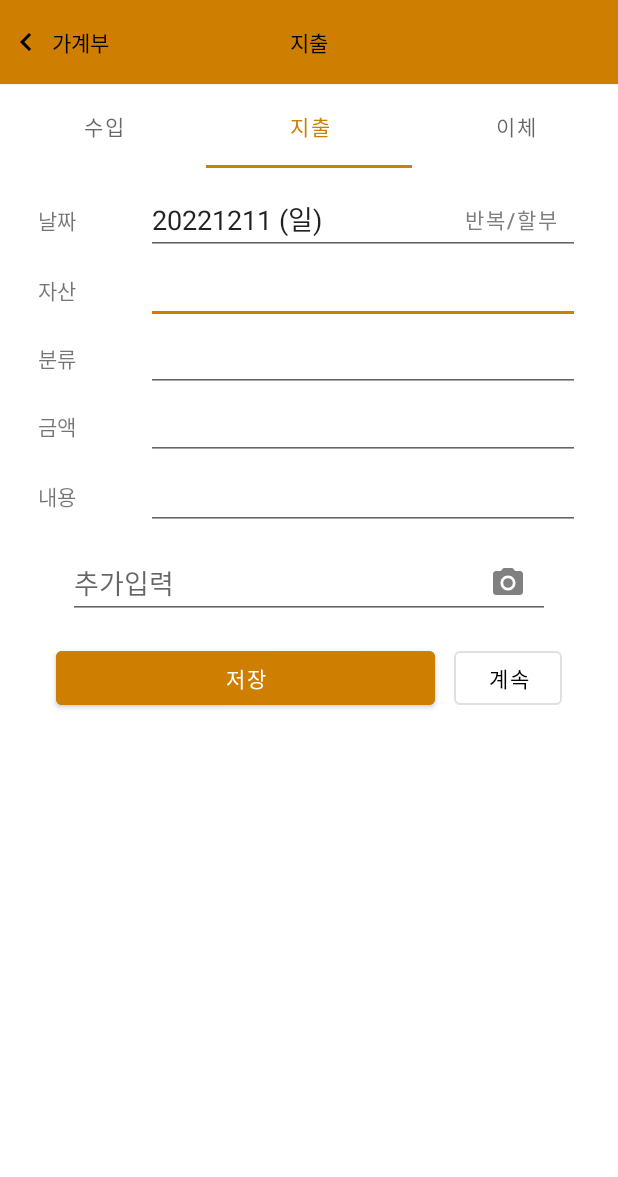
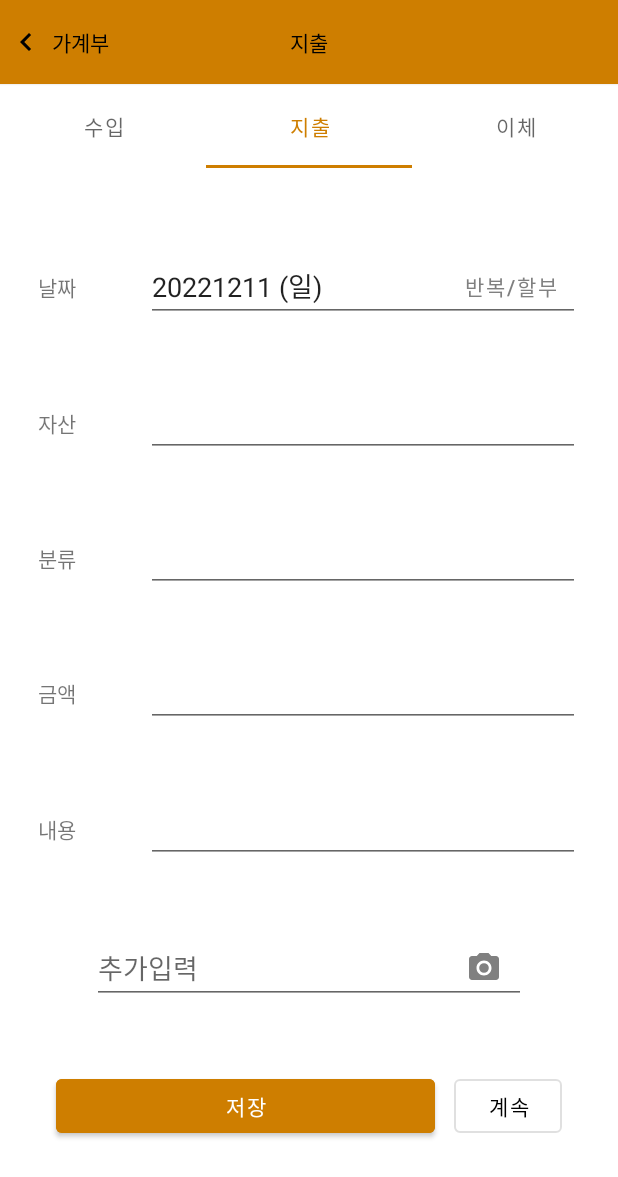
Before and after one commit to doyou1/app-fullstack-workspace, an Android app: the fragment ConsumptionFragment placed in its activity, tab 2 chosen, on a phone screen of 412 x 824 dp. Shown: the top 1177 px of the screen. Run offline under Robolectric (Android 15) with nearby library versions, the phone set to English and light mode, and no system bars; our stand-ins replace data binding; 5 statements that could not run were skipped.

Commit message:
register layout: apply income, consumption, transfer

```diff
--- a/AccountBookUISampling/app/src/main/java/com/example/accountbookuisampling/register/fragment/ConsumptionFragment.kt
+++ b/AccountBookUISampling/app/src/main/java/com/example/accountbookuisampling/register/fragment/ConsumptionFragment.kt
@@ -15,22 +15,17 @@ import com.example.accountbookuisampling.R
 import com.example.accountbookuisampling.registerinput.activity.SelectInstallmentActivity
 import com.example.accountbookuisampling.registerinput.activity.SelectRepeatActivity
 import com.example.accountbookuisampling.databinding.FragmentConsumptionBinding
+import com.example.accountbookuisampling.registerinput.fragment.RegisterInputAmountFragment
+import com.example.accountbookuisampling.registerinput.fragment.RegisterInputCategoryFragment
+import com.example.accountbookuisampling.registerinput.fragment.RegisterInputDateFragment
 import com.example.accountbookuisampling.util.*
 import com.google.android.material.bottomsheet.BottomSheetDialogFragment
+import com.google.android.material.textfield.TextInputEditText
 
 class ConsumptionFragment : BaseRegisterFragment() {
-    override fun changeDateFromChild(value: String) {
-        super.changeDateFromChild(value)
-        Log.e(TAG, "Consumption")
-    }
 
-    override fun closeInputLayout() {
-//        binding.frameLayout.visibility = View.GONE
-    }
     private lateinit var binding: FragmentConsumptionBinding
     private val TAG = this::class.java.simpleName
-    private var inputFragment: BottomSheetDialogFragment? = null
-
     private val selectRepeatActivityResultLauncher = getSelectRepeatActivityResultLauncher()
     private val selectInstallmentActivityResultLauncher = getSelectInstallmentActivityResultLauncher()
 
@@ -38,71 +33,57 @@ class ConsumptionFragment : BaseRegisterFragment() {
         inflater: LayoutInflater, container: ViewGroup?,
         savedInstanceState: Bundle?
     ): View? {
+        binding = FragmentConsumptionBinding.inflate(inflater, container, false)
+        return binding.root
+    }
 
-        binding = FragmentConsumptionBinding.inflate(inflater, container, false)
-
+    override fun onViewCreated(view: View, savedInstanceState: Bundle?) {
+        super.onViewCreated(view, savedInstanceState)
+        disableKeyboard()
         binding.isImportant = false
         binding.isRepeatOrInstallment = false
-
-        return binding.root
+        binding.etDate.setText(DateUtil.getTodayText())
     }
 
     override fun onResume() {
         super.onResume()
-
         setFocusChangeEvent()
         setClickEvent()
-        disableKeyboard()
-
-        binding.etDate.setText(DateUtil.getTodayText())
-        binding.etAsset.requestFocus()
     }
 
     private fun setFocusChangeEvent() {
-//        // 날짜, Date, 日付
-//        binding.etDate.setOnFocusChangeListener { _, hasFocus ->
-//            if (hasFocus) {
-//                inputFragment = RegisterConsumptionInputDateFragment(binding)
-//                inputFragment?.show(
-//                    requireActivity().supportFragmentManager,
-//                    TAG_DATE
-//                )
-//            }
-//        }
-//
-//        // 자산, Asset,
-//        binding.etAsset.setOnFocusChangeListener { _, hasFocus ->
-//            if (hasFocus) {
-//                inputFragment = RegisterConsumptionInputTextFragment(binding, FLAG_ASSET)
-//                inputFragment?.show(
-//                    requireActivity().supportFragmentManager,
-//                    TAG_ASSET
-//                )
-//            }
-//        }
-//
-//        // 분류, Category, 分類
-//        binding.etCategory.setOnFocusChangeListener { _, hasFocus ->
-//            if (hasFocus) {
-//                inputFragment = RegisterConsumptionInputTextFragment(binding, FLAG_CATEGORY)
-//                inputFragment?.show(
-//                    requireActivity().supportFragmentManager,
-//                    TAG_CATEGORY
-//                )
-//            }
-//        }
-//
-//        // 금액, Amount, 金額
-//        binding.etAmount.setOnFocusChangeListener { _, hasFocus ->
-//            if (hasFocus) RegisterConsumptionInputAmountFragment(binding).show(
-//                requireActivity().supportFragmentManager,
-//                TAG_AMOUNT
-//            )
-//        }
-//
-//        binding.etDetail.setOnFocusChangeListener { _, hasFocus ->
-//            if (hasFocus) showKeyboard()
-//        }
+        binding.etDate.setOnFocusChangeListener { _, hasFocus ->
+            if (hasFocus) {
+                showInputFragment(FLAG_DATE)
+            }
+        }
+        // Focusの際、またクリックすると
+        binding.etDate.setOnClickListener {
+            if (binding.etDate.hasFocus() && binding.frameLayout.visibility == View.GONE) {
+                binding.frameLayout.visibility == View.VISIBLE
+            }
+        }
+        binding.etAsset.setOnFocusChangeListener { _, hasFocus ->
+            if (hasFocus) {
+                showInputFragment(FLAG_ASSET)
+            }
+        }
+        binding.etCategory.setOnFocusChangeListener { _, hasFocus ->
+            if (hasFocus) {
+                showInputFragment(FLAG_CATEGORY)
+            }
+        }
+        binding.etAmount.setOnFocusChangeListener { _, hasFocus ->
+            if (hasFocus) {
+                showInputFragment(FLAG_AMOUNT)
+            }
+        }
+        binding.etDetail.setOnFocusChangeListener { _, hasFocus ->
+            if (hasFocus) {
+                if (binding.frameLayout.visibility == View.VISIBLE) binding.frameLayout.visibility =
+                    View.GONE
+            }
+        }
     }
 
     private fun setClickEvent() {
@@ -118,9 +99,49 @@ class ConsumptionFragment : BaseRegisterFragment() {
             }
         }
 
-        binding.layoutWrap.setOnClickListener {
-            hideKeyboard()
+        binding.layoutEditTextWrap.setOnClickListener {
+            hideCurrentInputView()
+            if (it !is TextInputEditText) {
+                hideKeyboard()
+            }
         }
+    }
+
+    private fun showInputFragment(flag: Int) {
+
+        val transaction = childFragmentManager.beginTransaction()
+        val fragment = when (flag) {
+            FLAG_DATE -> {
+                // yyyyMMdd
+                RegisterInputDateFragment(binding.etDate.text.toString().substring(0, 8))
+            }
+            FLAG_ASSET -> {
+                RegisterInputCategoryFragment()
+            }
+            FLAG_CATEGORY -> {
+                RegisterInputCategoryFragment()
+            }
+            FLAG_AMOUNT -> {
+                RegisterInputAmountFragment()
+            }
+            else -> throw NotImplementedError()
+        }
+
+        transaction.replace(binding.frameLayout.id, fragment)
+        transaction.addToBackStack(null)
+        transaction.commit()
+
+        // もし、キーボートが開いているとしたら
+        if (binding.frameLayout.visibility == View.GONE) binding.frameLayout.visibility =
+            View.VISIBLE
+    }
+
+    override fun changeDateFromChild(value: String) {
+        binding.etDate.setText(value)
+    }
+
+    override fun closeInputLayout() {
+        hideCurrentInputView()
     }
 
     private fun disableKeyboard() {
@@ -130,23 +151,15 @@ class ConsumptionFragment : BaseRegisterFragment() {
         binding.etAmount.showSoftInputOnFocus = false
     }
 
-
-    private fun showKeyboard() {
-        val im =
-            requireContext().getSystemService(Context.INPUT_METHOD_SERVICE) as InputMethodManager
-        im.toggleSoftInput(InputMethodManager.SHOW_IMPLICIT, 0)
+    private fun hideCurrentInputView() {
+        binding.frameLayout.visibility = View.GONE
+        binding.frameLayout.removeAllViews()
     }
-
     private fun hideKeyboard() {
         val im =
             requireContext().getSystemService(Context.INPUT_METHOD_SERVICE) as InputMethodManager
         im.hideSoftInputFromWindow(requireActivity().currentFocus?.windowToken, 0)
         requireActivity().currentFocus?.clearFocus()
-    }
-
-    override fun onPause() {
-        super.onPause()
-        inputFragment?.dismiss()
     }
 
     private fun openSelectRepeatActivityResultLauncher() {
--- a/AccountBookUISampling/app/src/main/java/com/example/accountbookuisampling/registerinput/activity/SelectInstallmentActivity.kt
+++ b/AccountBookUISampling/app/src/main/java/com/example/accountbookuisampling/registerinput/activity/SelectInstallmentActivity.kt
@@ -7,7 +7,7 @@ import android.os.Bundle
 import androidx.appcompat.app.AppCompatActivity
 import androidx.recyclerview.widget.GridLayoutManager
 import androidx.recyclerview.widget.LinearLayoutManager
-import com.example.accountbookuisampling.adapter.recyclerview.select.SelectInstallmentNumberPlateRVAdapter
+import com.example.accountbookuisampling.registerinput.adapter.SelectInstallmentNumberPlateRVAdapter
 import com.example.accountbookuisampling.databinding.ActivitySelectInstallmentBinding
 import com.example.accountbookuisampling.util.*
 
--- a/AccountBookUISampling/app/src/main/java/com/example/accountbookuisampling/registerinput/activity/SelectRepeatActivity.kt
+++ b/AccountBookUISampling/app/src/main/java/com/example/accountbookuisampling/registerinput/activity/SelectRepeatActivity.kt
@@ -5,7 +5,7 @@ import android.os.Bundle
 import androidx.appcompat.app.AppCompatActivity
 import androidx.recyclerview.widget.GridLayoutManager
 import androidx.recyclerview.widget.LinearLayoutManager
-import com.example.accountbookuisampling.adapter.recyclerview.select.SelectRepeatRVAdapter
+import com.example.accountbookuisampling.registerinput.adapter.SelectRepeatRVAdapter
 import com.example.accountbookuisampling.databinding.ActivitySelectRepeatBinding
 import com.example.accountbookuisampling.util.REPEAT_ITEM_LIST
 
--- a/AccountBookUISampling/app/src/main/java/com/example/accountbookuisampling/adapter/recyclerview/select/SelectInstallmentNumberPlateRVAdapter.kt
+++ b/AccountBookUISampling/app/src/main/java/com/example/accountbookuisampling/registerinput/adapter/SelectInstallmentNumberPlateRVAdapter.kt
@@ -1,4 +1,4 @@
-package com.example.accountbookuisampling.adapter.recyclerview.select
+package com.example.accountbookuisampling.registerinput.adapter
 
 import android.view.LayoutInflater
 import android.view.ViewGroup
--- a/AccountBookUISampling/app/src/main/java/com/example/accountbookuisampling/adapter/recyclerview/select/SelectRepeatRVAdapter.kt
+++ b/AccountBookUISampling/app/src/main/java/com/example/accountbookuisampling/registerinput/adapter/SelectRepeatRVAdapter.kt
@@ -1,4 +1,4 @@
-package com.example.accountbookuisampling.adapter.recyclerview.select
+package com.example.accountbookuisampling.registerinput.adapter
 
 import android.app.Activity
 import android.content.Intent
--- a/AccountBookUISampling/app/src/main/res/layout/fragment_consumption.xml
+++ b/AccountBookUISampling/app/src/main/res/layout/fragment_consumption.xml
@@ -4,22 +4,21 @@
     xmlns:tools="http://schemas.android.com/tools">
 
     <data>
+
         <import type="android.view.View" />
+
         <variable
             name="isImportant"
             type="boolean" />
+
         <variable
             name="isRepeatOrInstallment"
             type="boolean" />
+
         <variable
             name="textRepeatOrInstallment"
             type="String" />
     </data>
-
-    <androidx.constraintlayout.widget.ConstraintLayout
-        android:id="@+id/layout_wrap"
-        android:layout_width="match_parent"
-        android:layout_height="match_parent">
 
     <androidx.constraintlayout.widget.ConstraintLayout
         android:id="@+id/layout_content"
@@ -32,11 +31,21 @@
         app:layout_constraintStart_toStartOf="parent"
         app:layout_constraintTop_toTopOf="parent">
 
+        <ScrollView
+            android:layout_width="match_parent"
+            android:layout_height="match_parent"
+            android:fillViewport="true">
+
             <androidx.constraintlayout.widget.ConstraintLayout
-                android:id="@+id/layout_input"
+                android:id="@+id/layout_wrap"
                 android:layout_width="match_parent"
-                android:layout_height="wrap_content"
-                app:layout_constraintBottom_toTopOf="@+id/layout_save"
+                android:layout_height="match_parent">
+
+                <androidx.constraintlayout.widget.ConstraintLayout
+                    android:id="@+id/layout_edit_text_wrap"
+                    android:layout_width="match_parent"
+                    android:layout_height="0dp"
+                    app:layout_constraintBottom_toBottomOf="parent"
                     app:layout_constraintEnd_toEndOf="parent"
                     app:layout_constraintStart_toStartOf="parent"
                     app:layout_constraintTop_toTopOf="parent">
@@ -45,7 +54,6 @@
                         android:id="@+id/layout_date"
                         android:layout_width="0dp"
                         android:layout_height="wrap_content"
-                    android:orientation="horizontal"
                         app:layout_constraintBottom_toTopOf="@+id/layout_asset"
                         app:layout_constraintEnd_toEndOf="parent"
                         app:layout_constraintStart_toStartOf="parent"
@@ -97,7 +105,6 @@
                         android:id="@+id/layout_asset"
                         android:layout_width="0dp"
                         android:layout_height="wrap_content"
-                    android:orientation="horizontal"
                         app:layout_constraintBottom_toTopOf="@+id/layout_category"
                         app:layout_constraintEnd_toEndOf="parent"
                         app:layout_constraintStart_toStartOf="parent"
@@ -131,7 +138,6 @@
                         android:id="@+id/layout_category"
                         android:layout_width="0dp"
                         android:layout_height="wrap_content"
-                    android:orientation="horizontal"
                         app:layout_constraintBottom_toTopOf="@+id/layout_amount"
                         app:layout_constraintEnd_toEndOf="parent"
                         app:layout_constraintStart_toStartOf="parent"
@@ -165,7 +171,6 @@
                         android:id="@+id/layout_amount"
                         android:layout_width="0dp"
                         android:layout_height="wrap_content"
-                    android:orientation="horizontal"
                         app:layout_constraintBottom_toTopOf="@+id/layout_detail"
                         app:layout_constraintEnd_toEndOf="parent"
                         app:layout_constraintStart_toStartOf="parent"
@@ -196,14 +201,11 @@
 
                     </androidx.constraintlayout.widget.ConstraintLayout>
 
-
-
                     <androidx.constraintlayout.widget.ConstraintLayout
                         android:id="@+id/layout_detail"
                         android:layout_width="0dp"
                         android:layout_height="wrap_content"
-                    android:orientation="horizontal"
-                    app:layout_constraintBottom_toBottomOf="parent"
+                        app:layout_constraintBottom_toTopOf="@+id/layout_addition_detail"
                         app:layout_constraintEnd_toEndOf="parent"
                         app:layout_constraintStart_toStartOf="parent"
                         app:layout_constraintTop_toBottomOf="@+id/layout_amount"
@@ -239,28 +241,26 @@
                             android:layout_height="wrap_content"
                             android:background="?android:attr/selectableItemBackgroundBorderless"
                             app:icon="@drawable/ic_baseline_exclamation_outline_24"
+                            app:iconGravity="end"
                             app:iconTint="@{isImportant ? @color/orange : @android:color/tab_indicator_text}"
-                        app:iconGravity="end"
                             app:layout_constraintBottom_toBottomOf="@+id/et_detail"
                             app:layout_constraintEnd_toEndOf="@+id/et_detail"
                             app:layout_constraintHorizontal_bias="1"
                             app:layout_constraintStart_toStartOf="parent"
                             app:layout_constraintTop_toTopOf="@+id/et_detail"
-                        app:tint="@android:color/tab_indicator_text"/>
-
-                </androidx.constraintlayout.widget.ConstraintLayout>
+                            app:tint="@android:color/tab_indicator_text" />
 
                     </androidx.constraintlayout.widget.ConstraintLayout>
 
                     <androidx.constraintlayout.widget.ConstraintLayout
-                android:id="@+id/layout_save"
-                android:layout_width="match_parent"
-                android:layout_height="0dp"
-                android:layout_marginVertical="@dimen/layout_content_safe_area_margin_vertical"
-                app:layout_constraintBottom_toBottomOf="parent"
+                        android:id="@+id/layout_addition_detail"
+                        android:layout_width="0dp"
+                        android:layout_height="wrap_content"
+                        app:layout_constraintBottom_toTopOf="@+id/layout_save"
                         app:layout_constraintEnd_toEndOf="parent"
                         app:layout_constraintStart_toStartOf="parent"
-                app:layout_constraintTop_toBottomOf="@+id/layout_input">
+                        app:layout_constraintTop_toBottomOf="@+id/layout_detail"
+                        app:layout_constraintWidth_percent="@dimen/input_box_outer_width_percent">
 
                         <com.google.android.material.textfield.TextInputEditText
                             android:id="@+id/et_addition_detail"
@@ -282,24 +282,25 @@
                             android:layout_height="wrap_content"
                             android:background="?android:attr/selectableItemBackgroundBorderless"
                             app:icon="@drawable/ic_baseline_camera_alt_24"
+                            app:iconGravity="end"
                             app:iconTint="@android:color/tab_indicator_text"
-                    app:iconGravity="end"
                             app:layout_constraintBottom_toBottomOf="@+id/et_addition_detail"
                             app:layout_constraintEnd_toEndOf="@+id/et_addition_detail"
                             app:layout_constraintHorizontal_bias="1"
                             app:layout_constraintStart_toStartOf="parent"
                             app:layout_constraintTop_toTopOf="@+id/et_addition_detail"
-                    app:tint="@android:color/tab_indicator_text"/>
+                            app:tint="@android:color/tab_indicator_text" />
 
+                    </androidx.constraintlayout.widget.ConstraintLayout>
 
                     <androidx.constraintlayout.widget.ConstraintLayout
+                        android:id="@+id/layout_save"
                         android:layout_width="0dp"
-                    android:layout_height="wrap_content"
-                    android:layout_marginTop="@dimen/default_margin_top"
+                        android:layout_height="?attr/actionBarSize"
                         app:layout_constraintBottom_toBottomOf="parent"
                         app:layout_constraintEnd_toEndOf="parent"
                         app:layout_constraintStart_toStartOf="parent"
-                    app:layout_constraintTop_toBottomOf="@+id/et_addition_detail"
+                        app:layout_constraintTop_toBottomOf="@+id/layout_addition_detail"
                         app:layout_constraintVertical_bias="0"
                         app:layout_constraintWidth_percent="@dimen/input_box_outer_width_percent">
 
@@ -339,7 +340,20 @@
 
                 </androidx.constraintlayout.widget.ConstraintLayout>
 
+                <FrameLayout
+                    android:id="@+id/frame_layout"
+                    android:layout_width="match_parent"
+                    android:layout_height="wrap_content"
+                    android:visibility="gone"
+                    app:layout_constraintBottom_toBottomOf="parent"
+                    app:layout_constraintEnd_toEndOf="parent"
+                    app:layout_constraintStart_toStartOf="parent"
+                    app:layout_constraintTop_toTopOf="parent"
+                    app:layout_constraintVertical_bias="1" />
+
             </androidx.constraintlayout.widget.ConstraintLayout>
+
+        </ScrollView>
 
     </androidx.constraintlayout.widget.ConstraintLayout>
 </layout>
```
Also changed, not shown: AccountBookUISampling/app/src/main/java/com/example/accountbookuisampling/register/fragment/IncomeFragment.kt (+2 -11 lines), AccountBookUISampling/app/src/main/java/com/example/accountbookuisampling/register/fragment/TransferFragment.kt (+88 -70 lines), AccountBookUISampling/app/src/main/res/layout/fragment_income.xml (+2 -7 lines), AccountBookUISampling/app/src/main/res/layout/fragment_transfer.xml (+36 -28 lines). Lines whose indentation alone changed are shown as unchanged.
